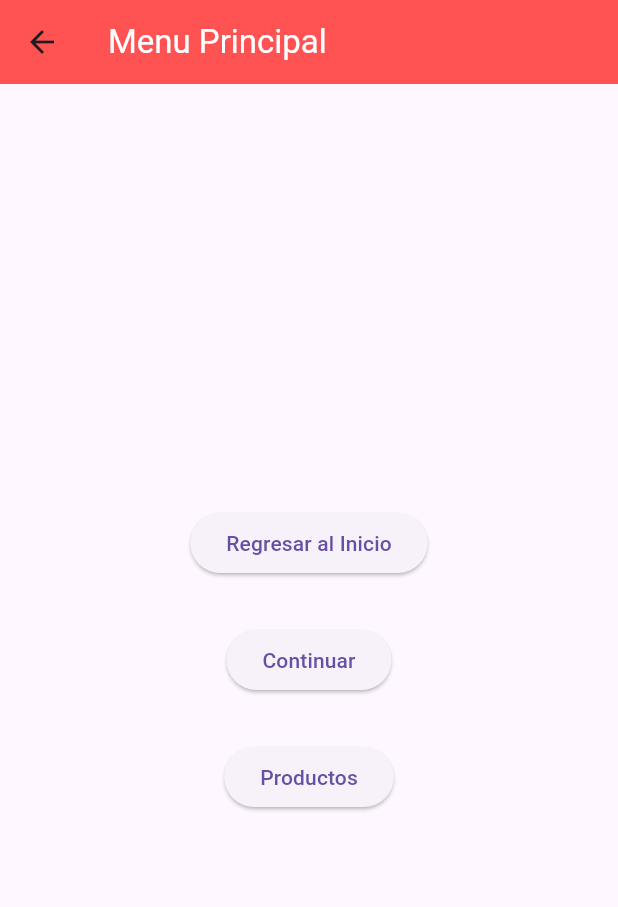
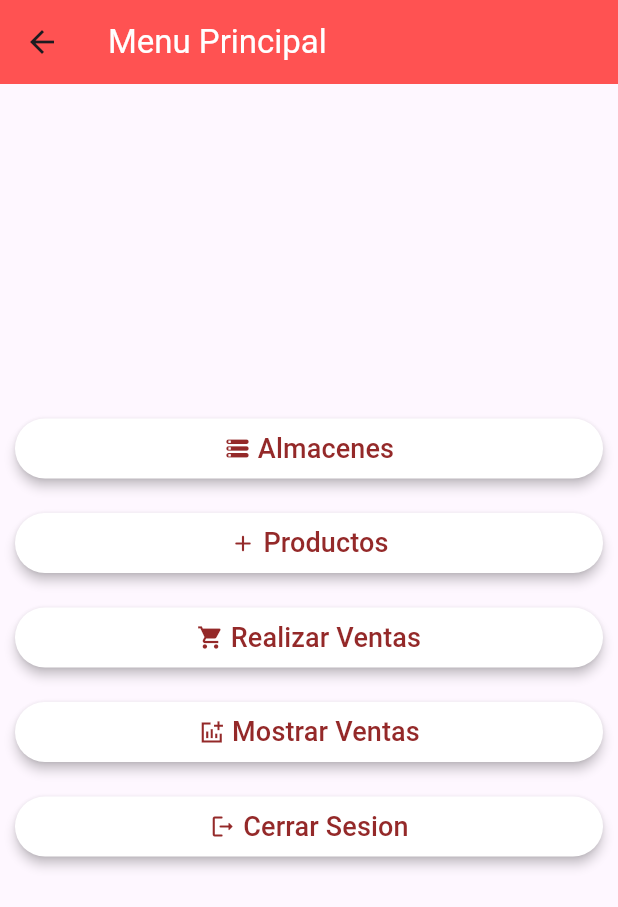
Before and after one commit to OmegaBrat04/proyecto_integrador, a Flutter app: the MenuPrincipal screen opened directly, on a phone screen of 412 x 824 dp. Shown: the top 907 px of the screen. Run offline on Flutter 3.47's test engine with Material 3 defaults, Android fonts, the phone set to English and light mode, and no system bars.

Commit message:
Mejora sustancial del Menu

```diff
--- a/lib/Almacenes.dart
+++ b/lib/Almacenes.dart
@@ -1,6 +1,6 @@
 import 'package:flutter/material.dart';
 import 'package:proyecto_integrador/MenuPrin.dart';
-import 'package:proyecto_integrador/main.dart';
+
 
 void main() {
   runApp(MiVentana());
@@ -130,7 +130,7 @@ class _VistaState extends State<Vista> {
                 style: TextStyle(fontWeight: FontWeight.bold, fontSize: 20),
               ),
             ),
-              SizedBox(
+              /*SizedBox(
                 height: 15,
               ),
               Container(
@@ -159,7 +159,7 @@ class _VistaState extends State<Vista> {
                         )
                       ],
                     )),
-              )
+              )*/
             ],
           ),
         ),
--- a/lib/MenuPrin.dart
+++ b/lib/MenuPrin.dart
@@ -2,9 +2,12 @@ import 'package:flutter/material.dart';
 import 'package:proyecto_integrador/Almacenes.dart';
 import 'package:proyecto_integrador/Inicio.dart';
 import 'package:proyecto_integrador/Productos.dart';
-void main(){
+import 'package:proyecto_integrador/main.dart';
+
+void main() {
   runApp(MiMenu());
 }
+
 class MiMenu extends StatelessWidget {
   const MiMenu({super.key});
 
@@ -15,8 +18,8 @@ class MiMenu extends StatelessWidget {
       home: MenuPrincipal(),
     );
   }
+}
 
-}
 class MenuPrincipal extends StatefulWidget {
   const MenuPrincipal({super.key});
 
@@ -29,39 +32,120 @@ class _MenuPrincipalState extends State<MenuPrincipal> {
   Widget build(BuildContext context) {
     return Scaffold(
       appBar: AppBar(
-        title: Text("Menu Principal" ,style: TextStyle(color: Colors.white),),
+        title: Text(
+          "Menu Principal",
+          style: TextStyle(color: Colors.white),
+        ),
         backgroundColor: Colors.redAccent,
       ),
       body: Center(
-
+        child: Padding(
+          padding: const EdgeInsets.all(10.0),
           child: Column(
             mainAxisAlignment: MainAxisAlignment.center,
             children: [
-              ElevatedButton(onPressed: (){
+
+              ElevatedButton(
+                onPressed: () {
                   Navigator.push(context,
-                  MaterialPageRoute(builder: (context)=>InicioSesion())
-                  );
+                        MaterialPageRoute(builder: (context) => MiVentana()));
                 },
-            child: Text("Regresar al Inicio")
+                child: Row(
+                  mainAxisAlignment: MainAxisAlignment.center,
+                  children: [
+                    Icon(Icons.storage_rounded, color: Color.fromARGB(255, 148, 41, 41),),
+                    Text(
+                      " Almacenes",
+                      style: TextStyle(fontSize: 18, color: Color.fromARGB(255, 148, 41, 41)),
+
+                    )
+                  ],
                 ),
-            SizedBox(height: 30,),
-            ElevatedButton(onPressed: (){
+                style: ElevatedButton.styleFrom(elevation: 3, backgroundColor: Colors.white),
+              ),
+              SizedBox(height: 15,),
+              ElevatedButton(
+                onPressed: () {
                   Navigator.push(context,
-                  MaterialPageRoute(builder: (context)=>MiVentana())
-                  );
+                        MaterialPageRoute(builder: (context) => A_Prod()));
                 },
-            child: Text("Continuar")),
-            SizedBox(height: 30,),
-            ElevatedButton(onPressed: (){
+                child: Row(
+                  mainAxisAlignment: MainAxisAlignment.center,
+                  children: [
+                    Icon(Icons.add_rounded, color: Color.fromARGB(255, 148, 41, 41),),
+                    Text(
+                      " Productos",
+                      style: TextStyle(fontSize: 18, color: Color.fromARGB(255, 148, 41, 41)),
+
+                    )
+                  ],
+                ),
+                style: ElevatedButton.styleFrom(elevation: 3, backgroundColor: Colors.white),
+              ),
+              SizedBox(height: 15,),
+              ElevatedButton(
+                onPressed: () {
                    Navigator.push(context,
-                  MaterialPageRoute(builder: (context)=>A_Prod())
-                  );
+                          MaterialPageRoute(builder: (context) => MyApp()));
                 },
-            child: Text("Productos"))
+                child: Row(
+                  mainAxisAlignment: MainAxisAlignment.center,
+                  children: [
+                    Icon(Icons.shopping_cart, color: Color.fromARGB(255, 148, 41, 41),),
+                    Text(
+                      " Realizar Ventas",
+                      style: TextStyle(fontSize: 18, color: Color.fromARGB(255, 148, 41, 41)),
+
+                    )
+                  ],
+                ),
+                style: ElevatedButton.styleFrom(elevation: 3, backgroundColor: Colors.white),
+              ),
+              SizedBox(height: 15,),
+              ElevatedButton(
+                onPressed: () {
+
+                },
+                child: Row(
+                  mainAxisAlignment: MainAxisAlignment.center,
+                  children: [
+                    Icon(Icons.addchart_sharp, color: Color.fromARGB(255, 148, 41, 41),),
+                    Text(
+                      " Mostrar Ventas",
+                      style: TextStyle(fontSize: 18, color: Color.fromARGB(255, 148, 41, 41)),
+
+                    )
+                  ],
+                ),
+                style: ElevatedButton.styleFrom(elevation: 3, backgroundColor: Colors.white),
+              ),
+              SizedBox(height: 15,),
+              ElevatedButton(
+                onPressed: () {
+                  Navigator.push(context,
+                      MaterialPageRoute(builder: (context) => InicioSesion()));
+                },
+                child: Row(
+                  mainAxisAlignment: MainAxisAlignment.center,
+                  children: [
+                    Icon(Icons.logout_rounded, color: Color.fromARGB(255, 148, 41, 41),),
+                    Text(
+                      " Cerrar Sesion",
+                      style: TextStyle(fontSize: 18, color: Color.fromARGB(255, 148, 41, 41)),
+
+                    )
+                  ],
+                ),
+                style: ElevatedButton.styleFrom(elevation: 3, backgroundColor: Colors.white),
+              ),
+              SizedBox(
+                height: 30,
+              ),
+
             ],
           ),
         ),
-
+      ),
     );
   }
 }
```
Also changed, not shown: lib/main.dart (+41 -19 lines). Lines whose indentation alone changed are shown as unchanged.
